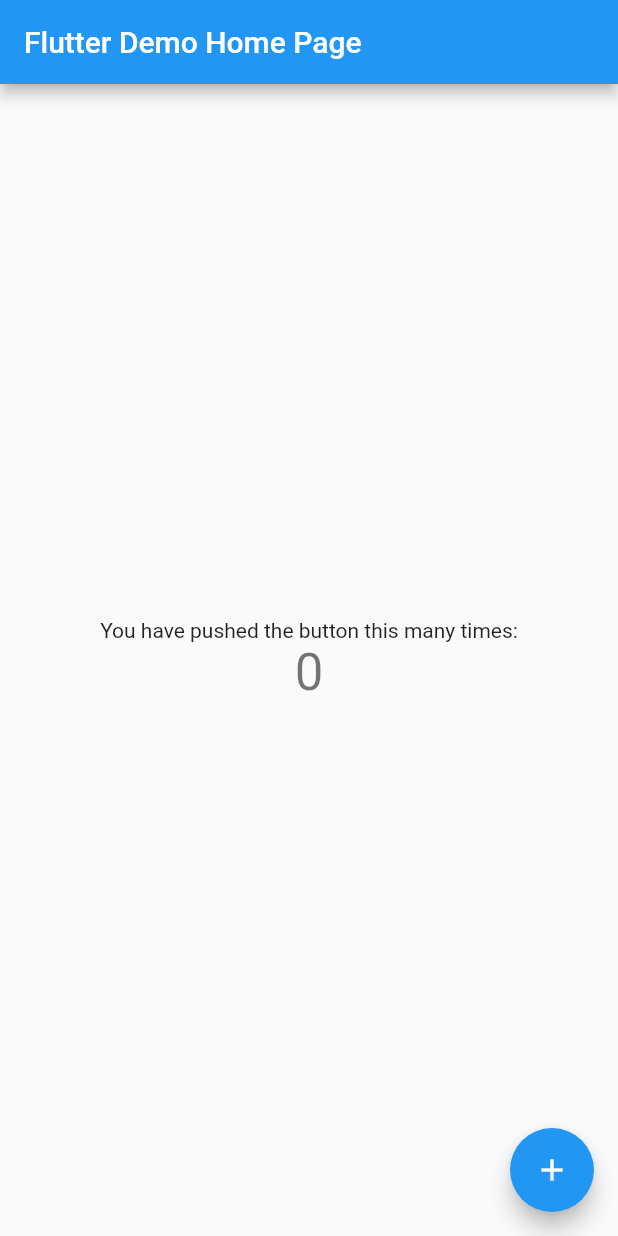
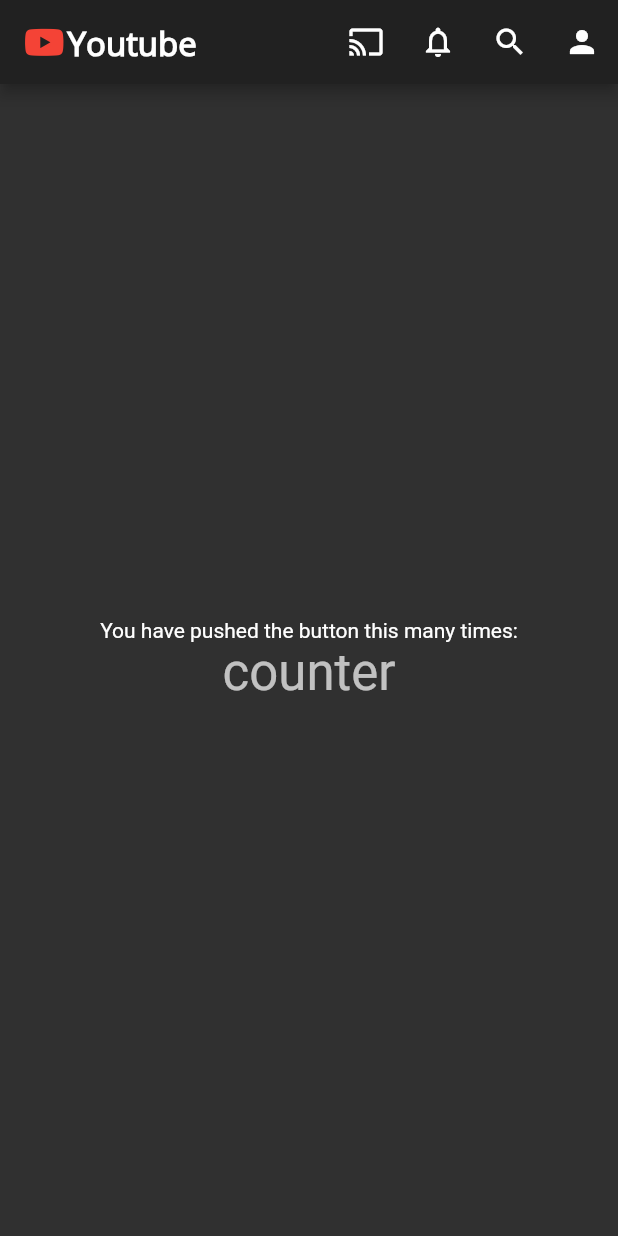
Before and after one commit to Abhiramakc/Flutter_youtube_clone, a Flutter app: the screen it shows after launch, on a phone screen of 412 x 824 dp. Run offline on Flutter 3.47's test engine with Material 2 defaults, Android fonts, the phone set to English and light mode, and no system bars; our stand-ins replace font_awesome_flutter.

Commit message:
app bar done

```diff
--- a/lib/main.dart
+++ b/lib/main.dart
@@ -1,113 +1,68 @@
 import 'package:flutter/material.dart';
+import 'package:font_awesome_flutter/font_awesome_flutter.dart';
 
 void main() {
   runApp(MyApp());
 }
 
 class MyApp extends StatelessWidget {
-  // This widget is the root of your application.
   @override
   Widget build(BuildContext context) {
     return MaterialApp(
+      debugShowCheckedModeBanner: false,
       title: 'Flutter Demo',
       theme: ThemeData(
-        // This is the theme of your application.
-        //
-        // Try running your application with "flutter run". You'll see the
-        // application has a blue toolbar. Then, without quitting the app, try
-        // changing the primarySwatch below to Colors.green and then invoke
-        // "hot reload" (press "r" in the console where you ran "flutter run",
-        // or simply save your changes to "hot reload" in a Flutter IDE).
-        // Notice that the counter didn't reset back to zero; the application
-        // is not restarted.
-        primarySwatch: Colors.blue,
+        brightness: Brightness.dark,
       ),
-      home: MyHomePage(title: 'Flutter Demo Home Page'),
+      home: MyHomePage(),
     );
   }
 }
 
 class MyHomePage extends StatefulWidget {
-  MyHomePage({Key? key, required this.title}) : super(key: key);
-
-  // This widget is the home page of your application. It is stateful, meaning
-  // that it has a State object (defined below) that contains fields that affect
-  // how it looks.
-
-  // This class is the configuration for the state. It holds the values (in this
-  // case the title) provided by the parent (in this case the App widget) and
-  // used by the build method of the State. Fields in a Widget subclass are
-  // always marked "final".
-
-  final String title;
 
   @override
   _MyHomePageState createState() => _MyHomePageState();
 }
 
 class _MyHomePageState extends State<MyHomePage> {
-  int _counter = 0;
 
-  void _incrementCounter() {
-    setState(() {
-      // This call to setState tells the Flutter framework that something has
-      // changed in this State, which causes it to rerun the build method below
-      // so that the display can reflect the updated values. If we changed
-      // _counter without calling setState(), then the build method would not be
-      // called again, and so nothing would appear to happen.
-      _counter++;
-    });
-  }
 
   @override
   Widget build(BuildContext context) {
-    // This method is rerun every time setState is called, for instance as done
-    // by the _incrementCounter method above.
-    //
-    // The Flutter framework has been optimized to make rerunning build methods
-    // fast, so that you can just rebuild anything that needs updating rather
-    // than having to individually change instances of widgets.
     return Scaffold(
       appBar: AppBar(
-        // Here we take the value from the MyHomePage object that was created by
-        // the App.build method, and use it to set our appbar title.
-        title: Text(widget.title),
+        title: Row(
+          mainAxisAlignment: MainAxisAlignment.start,
+          children: [
+            Icon(FontAwesomeIcons.youtube, color: Colors.red,),
+            SizedBox(width: 5.0,),
+            Text('Youtube', style: TextStyle(fontWeight: FontWeight.bold, fontSize: 22.0, fontFamily: 'Open Sans'),)
+          ],
+        ),
+        actions: [
+          IconButton(onPressed: () {print('cast icon pressed');}, icon: Icon(Icons.cast), iconSize: 24,),
+          IconButton(onPressed: () {print('notification icon pressed');}, icon: Icon(Icons.notifications_none)),
+          IconButton(onPressed: () {print('search icon pressed');}, icon: Icon(Icons.search)),
+          IconButton(onPressed: () {print('account icon pressed');}, icon: Icon(Icons.person)),
+        ],
       ),
       body: Center(
-        // Center is a layout widget. It takes a single child and positions it
-        // in the middle of the parent.
         child: Column(
-          // Column is also a layout widget. It takes a list of children and
-          // arranges them vertically. By default, it sizes itself to fit its
-          // children horizontally, and tries to be as tall as its parent.
-          //
-          // Invoke "debug painting" (press "p" in the console, choose the
-          // "Toggle Debug Paint" action from the Flutter Inspector in Android
-          // Studio, or the "Toggle Debug Paint" command in Visual Studio Code)
-          // to see the wireframe for each widget.
-          //
-          // Column has various properties to control how it sizes itself and
-          // how it positions its children. Here we use mainAxisAlignment to
-          // center the children vertically; the main axis here is the vertical
-          // axis because Columns are vertical (the cross axis would be
-          // horizontal).
+
           mainAxisAlignment: MainAxisAlignment.center,
           children: <Widget>[
             Text(
               'You have pushed the button this many times:',
             ),
             Text(
-              '$_counter',
+              'counter',
               style: Theme.of(context).textTheme.headline4,
             ),
           ],
         ),
       ),
-      floatingActionButton: FloatingActionButton(
-        onPressed: _incrementCounter,
-        tooltip: 'Increment',
-        child: Icon(Icons.add),
-      ), // This trailing comma makes auto-formatting nicer for build methods.
+
     );
   }
 }
```
Also changed, not shown: pubspec.yaml (+7 -8 lines), fonts/OpenSans-Regular.ttf (added), images/youtube.png (added), pubspec.lock.
